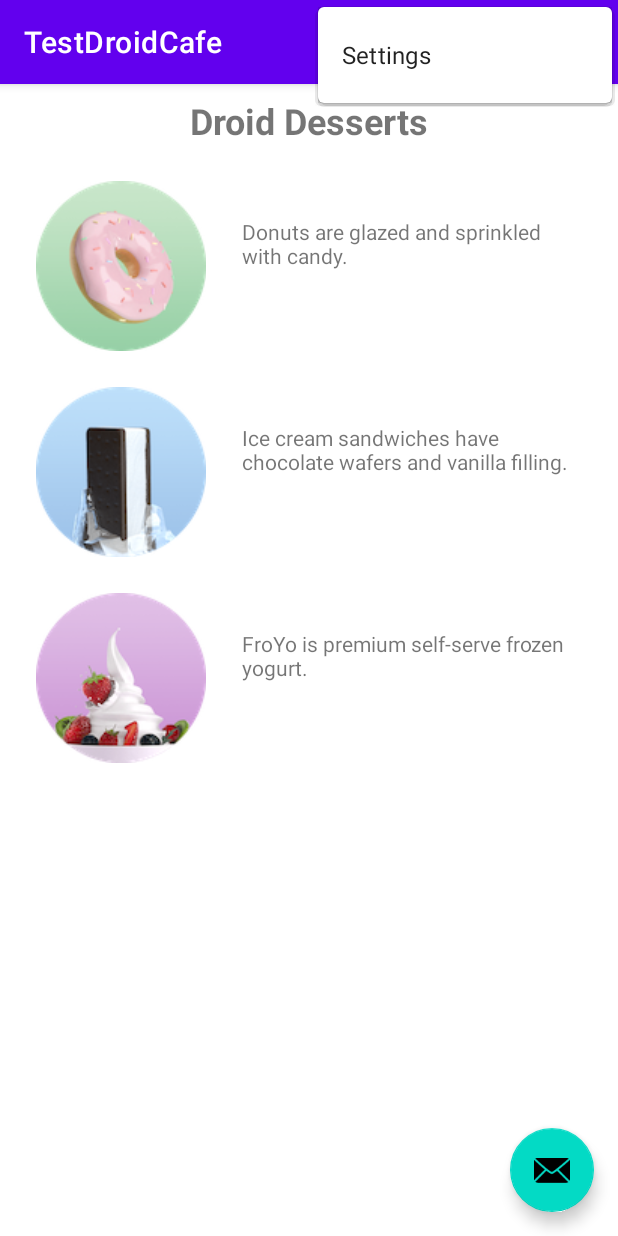
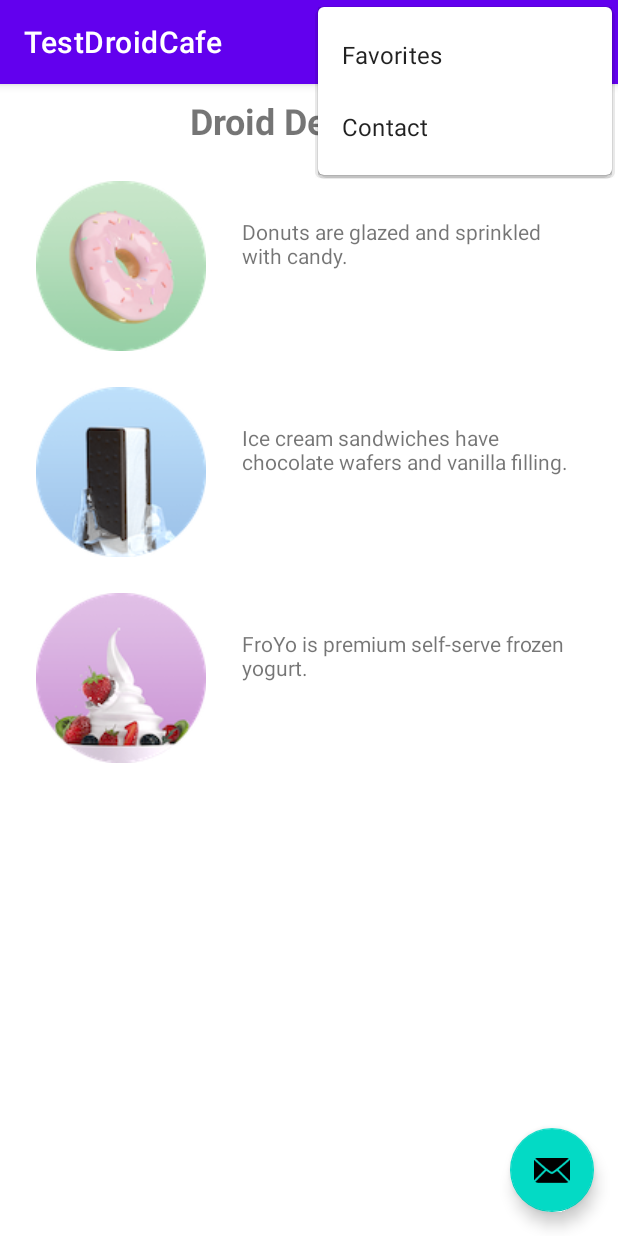
Before and after one commit to thattan/Android-Dev, an Android app: the screen it shows after launch (MainActivity), with the options menu open, on a phone screen of 412 x 824 dp. Run offline under Robolectric (Android 15) with nearby library versions, the phone set to English and light mode, and no system bars.

Commit message:
End of lab 3

```diff
--- a/TestDroidCafe/app/src/main/java/com/example/testdroidcafe/MainActivity.java
+++ b/TestDroidCafe/app/src/main/java/com/example/testdroidcafe/MainActivity.java
@@ -50,11 +50,20 @@ public class MainActivity extends AppCompatActivity {
         // Handle action bar item clicks here. The action bar will
         // automatically handle clicks on the Home/Up button, so long
         // as you specify a parent activity in AndroidManifest.xml.
-        int id = item.getItemId();
-
-        //noinspection SimplifiableIfStatement
-        if (id == R.id.action_settings) {
-            return true;
+        switch (item.getItemId()) {
+            case R.id.action_order:
+                displayToast(getString(R.string.action_order_message));
+                return true;
+            case R.id.action_status:
+                displayToast(getString(R.string.action_status_message));
+                return true;
+            case R.id.action_favorites:
+                displayToast(getString(R.string.action_favorites_message));
+                return true;
+            case R.id.action_contact:
+                displayToast(getString(R.string.action_contact_message));
+                return true;
+            default:
         }
 
         return super.onOptionsItemSelected(item);
--- /dev/null
+++ b/TestDroidCafe/app/src/main/res/drawable-anydpi/ic_favorites.xml
@@ -0,0 +1,11 @@
+<vector xmlns:android="http://schemas.android.com/apk/res/android"
+    android:width="24dp"
+    android:height="24dp"
+    android:viewportWidth="24"
+    android:viewportHeight="24"
+    android:tint="#FFFFFF"
+    android:alpha="0.8">
+  <path
+      android:fillColor="@android:color/white"
+      android:pathData="M12.01,21.49L23.64,7c-0.45,-0.34 -4.93,-4 -11.64,-4C5.28,3 0.81,6.66 0.36,7l11.63,14.49 0.01,0.01 0.01,-0.01z"/>
+</vector>
--- /dev/null
+++ b/TestDroidCafe/app/src/main/res/drawable-anydpi/ic_status_info.xml
@@ -0,0 +1,11 @@
+<vector xmlns:android="http://schemas.android.com/apk/res/android"
+    android:width="24dp"
+    android:height="24dp"
+    android:viewportWidth="24"
+    android:viewportHeight="24"
+    android:tint="#FFFFFF"
+    android:alpha="0.8">
+  <path
+      android:fillColor="@android:color/white"
+      android:pathData="M20.38,8.57l-1.23,1.85a8,8 0,0 1,-0.22 7.58L5.07,18A8,8 0,0 1,15.58 6.85l1.85,-1.23A10,10 0,0 0,3.35 19a2,2 0,0 0,1.72 1h13.85a2,2 0,0 0,1.74 -1,10 10,0 0,0 -0.27,-10.44zM10.59,15.41a2,2 0,0 0,2.83 0l5.66,-8.49 -8.49,5.66a2,2 0,0 0,0 2.83z"/>
+</vector>
--- a/TestDroidCafe/app/src/main/res/menu/menu_main.xml
+++ b/TestDroidCafe/app/src/main/res/menu/menu_main.xml
@@ -2,9 +2,30 @@
     xmlns:app="http://schemas.android.com/apk/res-auto"
     xmlns:tools="http://schemas.android.com/tools"
     tools:context="com.example.testdroidcafe.MainActivity">
+
     <item
-        android:id="@+id/action_settings"
+        android:id="@+id/action_contact"
         android:orderInCategory="100"
-        android:title="@string/action_settings"
+        android:title="Contact"
         app:showAsAction="never" />
+
+    <item
+        android:id="@+id/action_order"
+        android:icon="@drawable/ic_shopping_cart"
+        android:orderInCategory="10"
+        android:title="Order"
+        app:showAsAction="always" />
+    <item
+        android:id="@+id/action_status"
+        android:icon="@drawable/ic_status_info"
+        android:orderInCategory="20"
+        android:title="Status"
+        app:showAsAction="always" />
+
+    <item
+        android:id="@+id/action_favorites"
+        android:icon="@drawable/ic_favorites"
+        android:orderInCategory="30"
+        android:title="Favorites"
+        app:showAsAction="ifRoom" />
 </menu>
--- a/TestDroidCafe/app/src/main/res/values/strings.xml
+++ b/TestDroidCafe/app/src/main/res/values/strings.xml
@@ -35,4 +35,8 @@
         <item>Mobile</item>
         <item>Other</item>
     </string-array>
+    <string name="action_order_message">You selected Order.</string>
+    <string name="action_status_message">You selected Status.</string>
+    <string name="action_favorites_message">You selected Favorites.</string>
+    <string name="action_contact_message">You selected Contact.</string>
 </resources>
```
Also changed, not shown: TestDroidCafe/app/src/main/res/drawable-hdpi/ic_favorites.png (added), TestDroidCafe/app/src/main/res/drawable-hdpi/ic_status_info.png (added), TestDroidCafe/app/src/main/res/drawable-mdpi/ic_favorites.png (added), TestDroidCafe/app/src/main/res/drawable-mdpi/ic_status_info.png (added), TestDroidCafe/app/src/main/res/drawable-xhdpi/ic_favorites.png (added), TestDroidCafe/app/src/main/res/drawable-xhdpi/ic_status_info.png (added), TestDroidCafe/app/src/main/res/drawable-xxhdpi/ic_favorites.png (added), TestDroidCafe/app/src/main/res/drawable-xxhdpi/ic_status_info.png (added).
